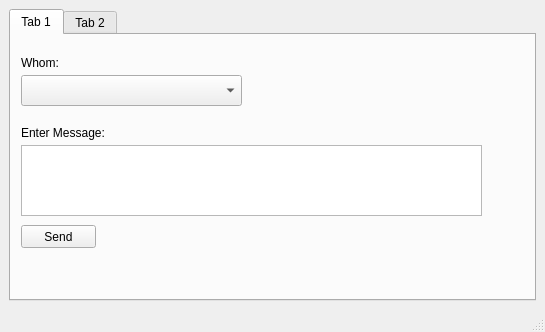
The window that Application-VT/client/QT_GUI/chat_v1.ui (Ovsienko023/VTerminale) describes before a commit, drawn with Qt 5.
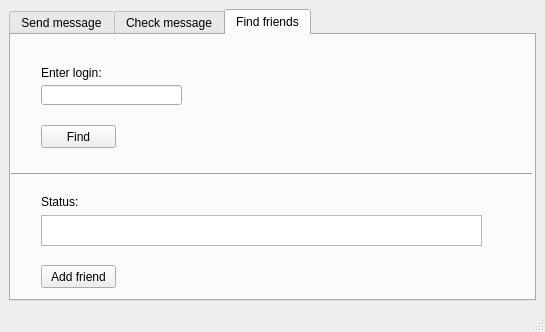
The same window after the commit.

Commit message: mod add friends and update

Diff of the .ui file:
```diff
--- a/Application-VT/client/QT_GUI/chat_v1.ui
+++ b/Application-VT/client/QT_GUI/chat_v1.ui
@@ -18,11 +18,11 @@
     <item>
      <widget class="QTabWidget" name="tabWidget">
       <property name="currentIndex">
-       <number>0</number>
+       <number>2</number>
       </property>
       <widget class="QWidget" name="Tab_1">
        <attribute name="title">
-        <string>Tab 1</string>
+        <string>Send message</string>
        </attribute>
        <widget class="QPushButton" name="pushButton">
         <property name="geometry">
@@ -86,7 +86,7 @@
       </widget>
       <widget class="QWidget" name="tab_2">
        <attribute name="title">
-        <string>Tab 2</string>
+        <string>Check message</string>
        </attribute>
        <widget class="QTextBrowser" name="viewMessage">
         <property name="geometry">
@@ -112,6 +112,103 @@
         </property>
        </widget>
       </widget>
+      <widget class="QWidget" name="tab">
+       <attribute name="title">
+        <string>Find friends</string>
+       </attribute>
+       <widget class="QPushButton" name="pushButton_3">
+        <property name="geometry">
+         <rect>
+          <x>30</x>
+          <y>90</y>
+          <width>75</width>
+          <height>23</height>
+         </rect>
+        </property>
+        <property name="text">
+         <string>Find</string>
+        </property>
+       </widget>
+       <widget class="QTextBrowser" name="textBrowser">
+        <property name="geometry">
+         <rect>
+          <x>30</x>
+          <y>180</y>
+          <width>441</width>
+          <height>31</height>
+         </rect>
+        </property>
+        <property name="html">
+         <string>&lt;!DOCTYPE HTML PUBLIC &quot;-//W3C//DTD HTML 4.0//EN&quot; &quot;http://www.w3.org/TR/REC-html40/strict.dtd&quot;&gt;
+&lt;html&gt;&lt;head&gt;&lt;meta name=&quot;qrichtext&quot; content=&quot;1&quot; /&gt;&lt;style type=&quot;text/css&quot;&gt;
+p, li { white-space: pre-wrap; }
+&lt;/style&gt;&lt;/head&gt;&lt;body style=&quot; font-family:'MS Shell Dlg 2'; font-size:8.25pt; font-weight:400; font-style:normal;&quot;&gt;
+&lt;p style=&quot;-qt-paragraph-type:empty; margin-top:0px; margin-bottom:0px; margin-left:0px; margin-right:0px; -qt-block-indent:0; text-indent:0px;&quot;&gt;&lt;br /&gt;&lt;/p&gt;&lt;/body&gt;&lt;/html&gt;</string>
+        </property>
+       </widget>
+       <widget class="QLineEdit" name="lineEdit">
+        <property name="geometry">
+         <rect>
+          <x>30</x>
+          <y>50</y>
+          <width>141</width>
+          <height>20</height>
+         </rect>
+        </property>
+       </widget>
+       <widget class="QLabel" name="label_3">
+        <property name="geometry">
+         <rect>
+          <x>30</x>
+          <y>30</y>
+          <width>61</width>
+          <height>16</height>
+         </rect>
+        </property>
+        <property name="text">
+         <string>Enter login:</string>
+        </property>
+       </widget>
+       <widget class="QLabel" name="label_4">
+        <property name="geometry">
+         <rect>
+          <x>30</x>
+          <y>160</y>
+          <width>47</width>
+          <height>13</height>
+         </rect>
+        </property>
+        <property name="text">
+         <string>Status:</string>
+        </property>
+       </widget>
+       <widget class="Line" name="line">
+        <property name="geometry">
+         <rect>
+          <x>0</x>
+          <y>119</y>
+          <width>521</width>
+          <height>41</height>
+         </rect>
+        </property>
+        <property name="orientation">
+         <enum>Qt::Horizontal</enum>
+        </property>
+       </widget>
+       <widget class="QPushButton" name="pushButton_4">
+        <property name="geometry">
+         <rect>
+          <x>30</x>
+          <y>230</y>
+          <width>75</width>
+          <height>23</height>
+         </rect>
+        </property>
+        <property name="text">
+         <string>Add friend</string>
+        </property>
+       </widget>
+      </widget>
      </widget>
     </item>
    </layout>
```
Left out of the diff: 3 changed lines with no effect on the pictures. The commit also changes 4 other files.
